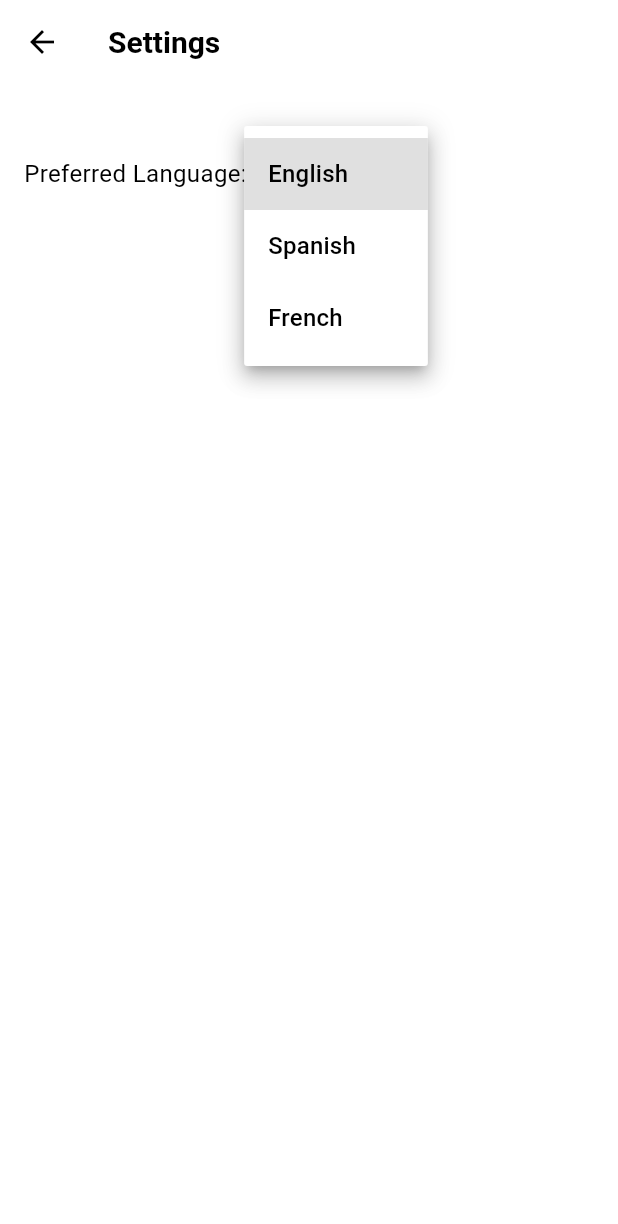
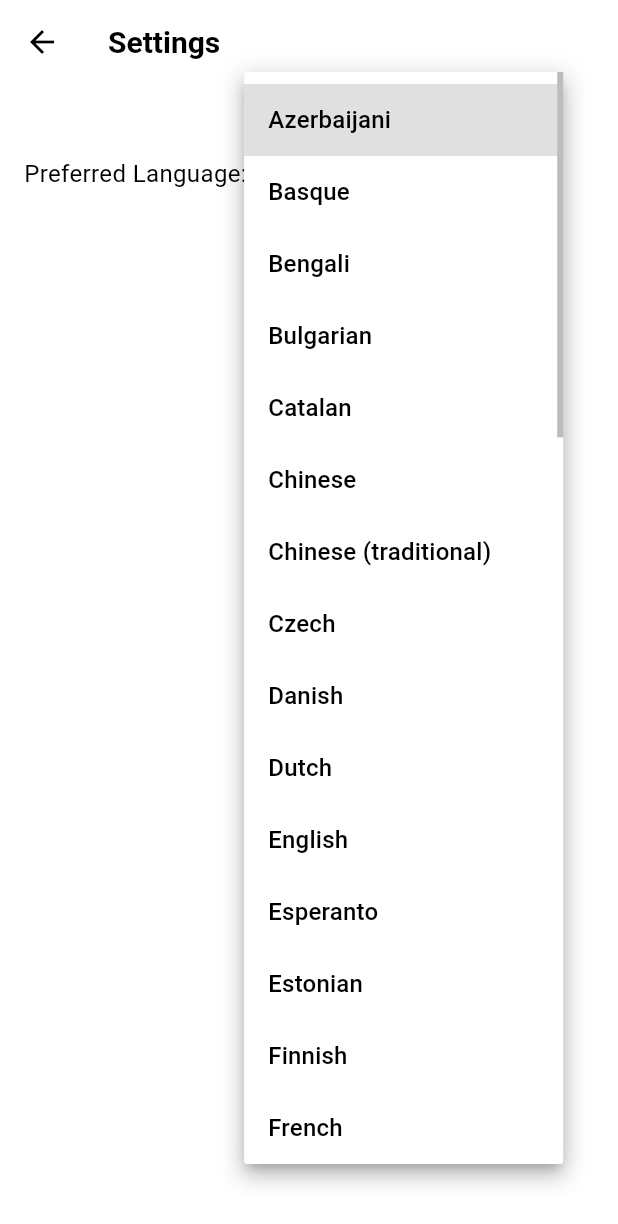
Before and after one commit to av1155/bridgechat, a Flutter app: the SettingsScreen screen opened by its route, after a tap on the "arrow drop down" icon, on a phone screen of 412 x 824 dp. Shown: the top 1224 px of the screen. Run offline on Flutter 3.47's test engine with Material 3 defaults, Android fonts, the phone set to English and light mode, and no system bars; our stand-ins replace cloud_firestore, firebase_auth, firebase_core; accounts and stored records are empty; Roboto replaces fonts that are missing (Montserrat, OpenSans).

Commit message:
Enhance multilingual chat support and language handling
- Centralized language list in `utils/languages.dart`
- Replaced hardcoded dropdown language lists with dynamic entries
- Added language codes (`sourceLang`, `targetLang`) to messages for
accurate translation context
- Improved translation display in message bubbles
- Enabled keyboard-aware auto-scroll and initial load indicator in chat
screen
- Minor UI refinements to input behavior and scroll handling

```diff
--- a/lib/settings_screen.dart
+++ b/lib/settings_screen.dart
@@ -1,6 +1,7 @@
 import 'package:flutter/material.dart';
 import 'package:firebase_auth/firebase_auth.dart';
 import 'package:cloud_firestore/cloud_firestore.dart';
+import 'utils/languages.dart';
 
 class SettingsScreen extends StatefulWidget {
   const SettingsScreen({Key? key}) : super(key: key);
@@ -79,20 +80,13 @@ class _SettingsScreenState extends State<SettingsScreen> {
                             const SizedBox(width: 10),
                             DropdownButton<String>(
                               value: _preferredLanguage,
-                              items: const [
-                                DropdownMenuItem(
-                                  value: 'English',
-                                  child: Text('English'),
-                                ),
-                                DropdownMenuItem(
-                                  value: 'Spanish',
-                                  child: Text('Spanish'),
-                                ),
-                                DropdownMenuItem(
-                                  value: 'French',
-                                  child: Text('French'),
-                                ),
-                              ],
+                              items:
+                                  supportedLanguages.keys.map((langName) {
+                                    return DropdownMenuItem(
+                                      value: langName,
+                                      child: Text(langName),
+                                    );
+                                  }).toList(),
                               onChanged: (val) {
                                 setState(() {
                                   _preferredLanguage = val ?? 'English';
--- /dev/null
+++ b/lib/utils/languages.dart
@@ -0,0 +1,47 @@
+const Map<String, String> supportedLanguages = {
+  'Azerbaijani': 'az',
+  'Basque': 'eu',
+  'Bengali': 'bn',
+  'Bulgarian': 'bg',
+  'Catalan': 'ca',
+  'Chinese': 'zh',
+  'Chinese (traditional)': 'zt',
+  'Czech': 'cs',
+  'Danish': 'da',
+  'Dutch': 'nl',
+  'English': 'en',
+  'Esperanto': 'eo',
+  'Estonian': 'et',
+  'Finnish': 'fi',
+  'French': 'fr',
+  'Galician': 'gl',
+  'German': 'de',
+  'Greek': 'el',
+  'Hebrew': 'he',
+  'Hindi': 'hi',
+  'Hungarian': 'hu',
+  'Indonesian': 'id',
+  'Irish': 'ga',
+  'Italian': 'it',
+  'Japanese': 'ja',
+  'Korean': 'ko',
+  'Latvian': 'lv',
+  'Lithuanian': 'lt',
+  'Malay': 'ms',
+  'Norwegian': 'nb',
+  'Persian': 'fa',
+  'Polish': 'pl',
+  'Portuguese': 'pt',
+  'Portuguese (Brazil)': 'pb',
+  'Romanian': 'ro',
+  'Russian': 'ru',
+  'Slovak': 'sk',
+  'Slovenian': 'sl',
+  'Spanish': 'es',
+  'Swedish': 'sv',
+  'Tagalog': 'tl',
+  'Thai': 'th',
+  'Turkish': 'tr',
+  'Ukrainian': 'uk',
+  'Urdu': 'ur',
+};
```
Also changed, not shown: lib/auth_screen.dart (+8 -15 lines), lib/chat_screen.dart (+66 -36 lines), lib/message_bubble.dart (+33 -0 lines).
